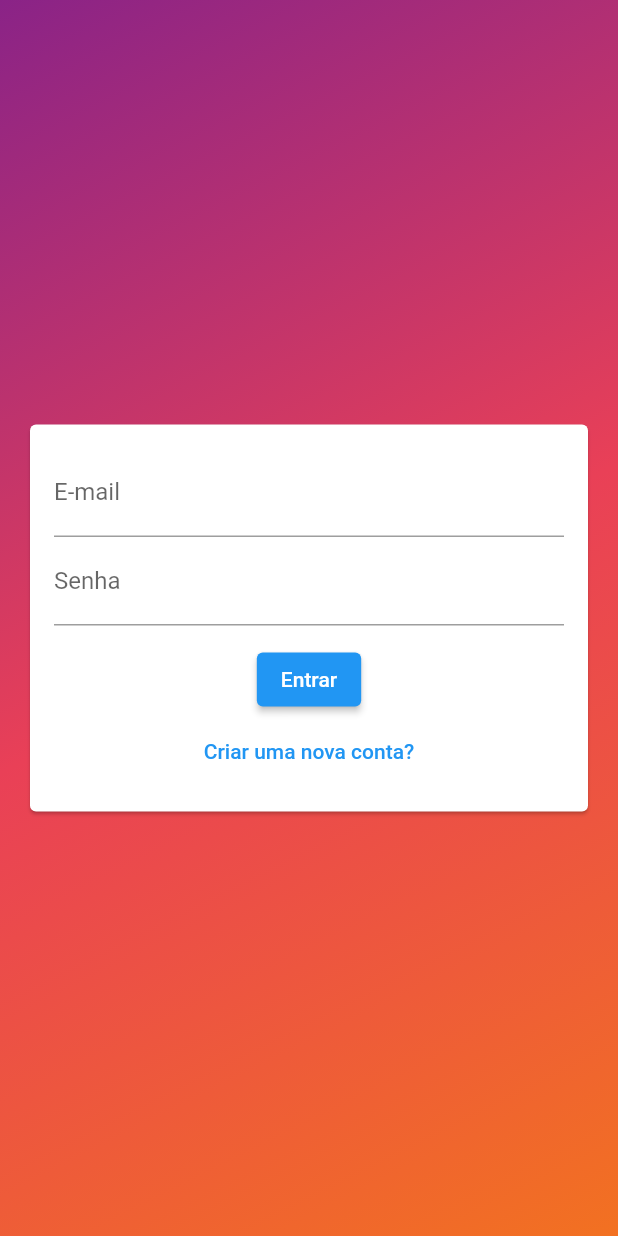
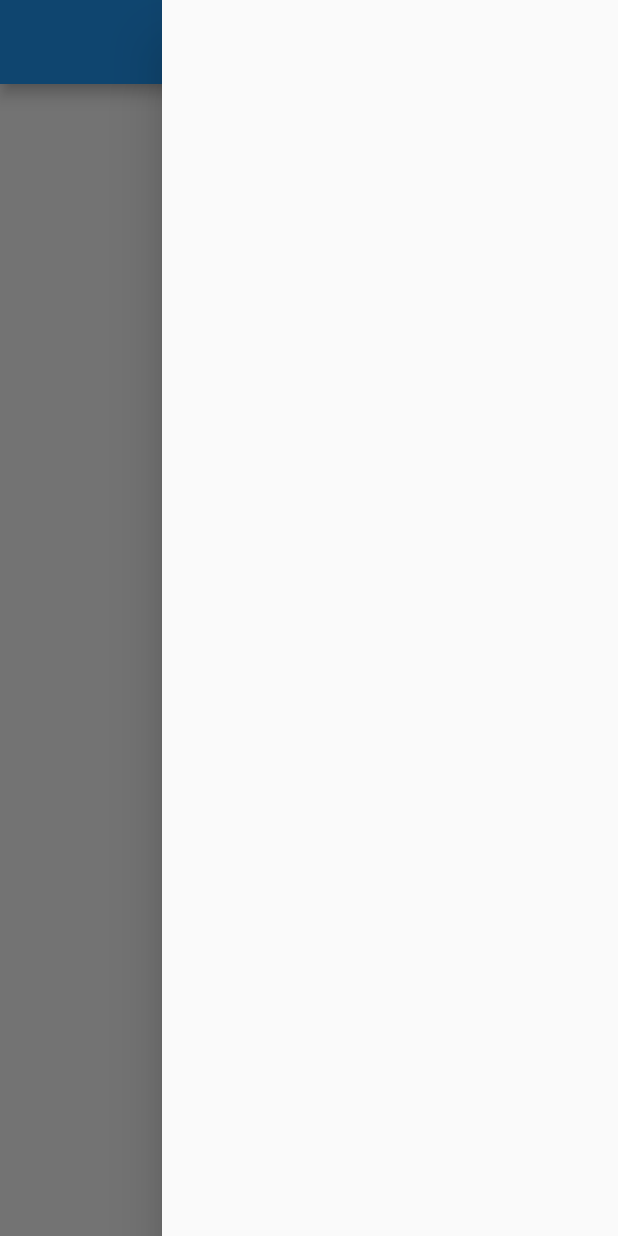
Before and after one commit to Leonardo-Barcelos/flutter_app_clinica_web, a Flutter app: the screen it shows after launch, with the side drawer open (before the commit the screen has no drawer), on a phone screen of 412 x 824 dp. Run offline on Flutter 3.47's test engine with Material 2 defaults, Android fonts, the phone set to English and light mode, and no system bars; our stand-ins replace image_picker.

Commit message:
remoçao total da integração firebase; estaca zero

```diff
--- /dev/null
+++ b/lib/components/component/custom_drawer.dart
@@ -0,0 +1,12 @@
+import 'package:flutter/material.dart';
+
+class CustomDrawer extends StatelessWidget {
+  const CustomDrawer({Key? key}) : super(key: key);
+
+  @override
+  Widget build(BuildContext context) {
+    return Drawer(
+      child: Container(),
+    );
+  }
+}
--- a/lib/components/forms/auth_form.dart
+++ b/lib/components/forms/auth_form.dart
@@ -3,6 +3,7 @@ import 'dart:io';
 import 'package:flutter/material.dart';
 import 'package:flutter_app_clinica_web/components/component/user_image_picker.dart';
 import 'package:flutter_app_clinica_web/core/models/auth_form_data.dart';
+import 'package:flutter_app_clinica_web/pages/home_page.dart';
 
 class AuthForm extends StatefulWidget {
   const AuthForm({Key? key}) : super(key: key);
--- /dev/null
+++ b/lib/pages/home_page.dart
@@ -0,0 +1,20 @@
+import 'package:flutter/material.dart';
+import 'package:flutter_app_clinica_web/components/component/custom_drawer.dart';
+
+class HomePage extends StatelessWidget {
+  const HomePage({Key? key}) : super(key: key);
+
+  @override
+  Widget build(BuildContext context) {
+    return Scaffold(
+        appBar: AppBar(),
+        body: Container(
+          height: MediaQuery.of(context).size.height,
+          width: MediaQuery.of(context).size.width,
+          child: const Center(
+            child: Text('tela home'),
+          ),
+        ),
+        endDrawer: const CustomDrawer());
+  }
+}
--- a/lib/pages/my_app.dart
+++ b/lib/pages/my_app.dart
@@ -1,5 +1,6 @@
 import 'package:flutter/material.dart';
 import 'package:flutter_app_clinica_web/pages/auth_page.dart';
+import 'package:flutter_app_clinica_web/pages/home_page.dart';
 
 class MyApp extends StatelessWidget {
   const MyApp({Key? key}) : super(key: key);
@@ -10,7 +11,7 @@ class MyApp extends StatelessWidget {
     return MaterialApp(
       title: '',
       theme: _myThemeData(),
-      home: const AuthPage(),
+      home: const HomePage(),
     );
   }
 
--- a/pubspec.yaml
+++ b/pubspec.yaml
@@ -36,8 +36,6 @@ dependencies:
 
   # Image Picker Web
   image_picker_web: ^2.0.3+1
-
-  ### FIREBASE
 
 
 
```
Also changed, not shown: lib/core/services/auth/auth_firebase_service.dart (deleted, +0 -85 lines), lib/core/services/auth/auth_mock_service.dart (deleted, +0 -53 lines), lib/core/services/auth/auth_service.dart (+3 -7 lines), lib/core/services/user/user_firebase_service.dart (deleted, +0 -42 lines), lib/core/services/user/user_service.dart (deleted, +0 -14 lines).
